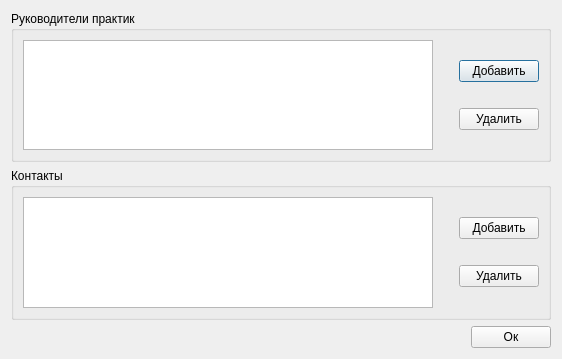
First picture: the form in ui/staffemployerwindow.ui, repository 7enSmile/clientVKR, before the edit.
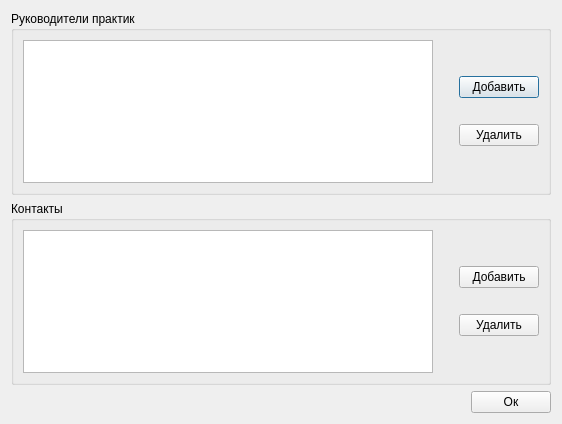
Second picture: the form after the edit.

```diff
--- a/ui/staffemployerwindow.ui
+++ b/ui/staffemployerwindow.ui
@@ -7,7 +7,7 @@
     <x>0</x>
     <y>0</y>
     <width>562</width>
-    <height>359</height>
+    <height>424</height>
    </rect>
   </property>
   <property name="windowTitle">
@@ -30,19 +30,22 @@
              <bool>true</bool>
             </property>
             <attribute name="horizontalHeaderVisible">
-             <bool>false</bool>
+             <bool>true</bool>
             </attribute>
             <attribute name="horizontalHeaderMinimumSectionSize">
              <number>100</number>
             </attribute>
             <attribute name="horizontalHeaderDefaultSectionSize">
-             <number>1000</number>
+             <number>100</number>
             </attribute>
             <attribute name="horizontalHeaderHighlightSections">
              <bool>true</bool>
             </attribute>
+            <attribute name="horizontalHeaderStretchLastSection">
+             <bool>true</bool>
+            </attribute>
             <attribute name="verticalHeaderVisible">
-             <bool>false</bool>
+             <bool>true</bool>
             </attribute>
            </widget>
           </item>
@@ -142,10 +145,16 @@
           <item>
            <widget class="QTableView" name="tableViewContactEmployer">
             <attribute name="horizontalHeaderVisible">
-             <bool>false</bool>
+             <bool>true</bool>
             </attribute>
             <attribute name="horizontalHeaderDefaultSectionSize">
-             <number>1000</number>
+             <number>100</number>
+            </attribute>
+            <attribute name="horizontalHeaderStretchLastSection">
+             <bool>true</bool>
+            </attribute>
+            <attribute name="verticalHeaderVisible">
+             <bool>true</bool>
             </attribute>
            </widget>
           </item>
```
